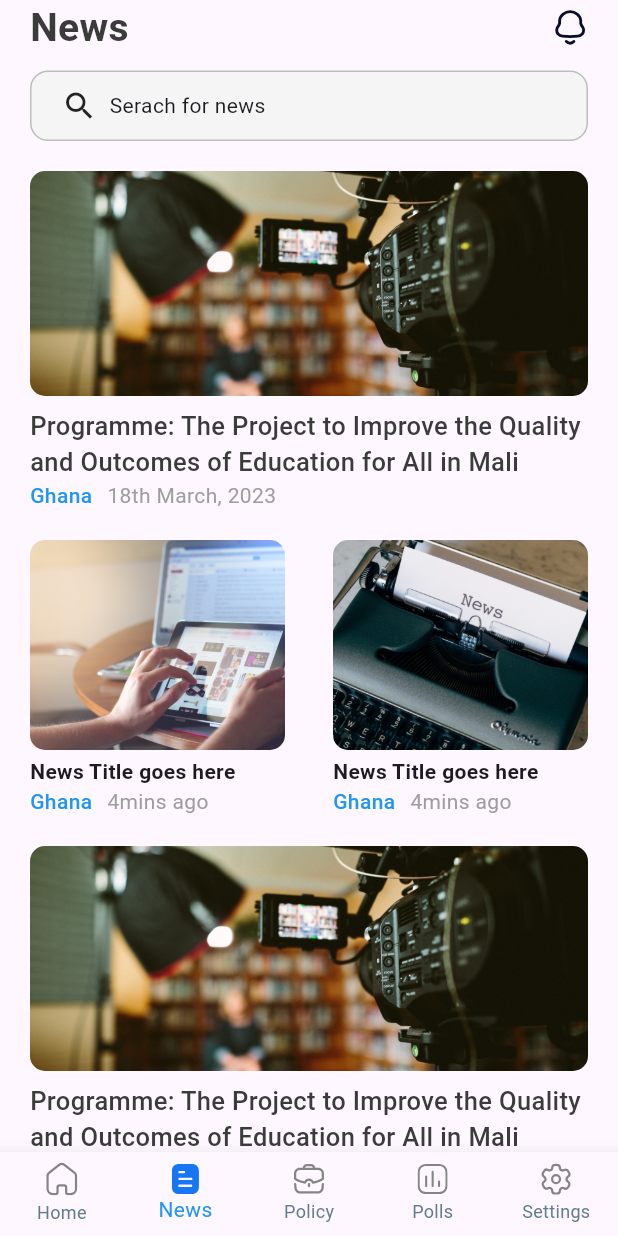
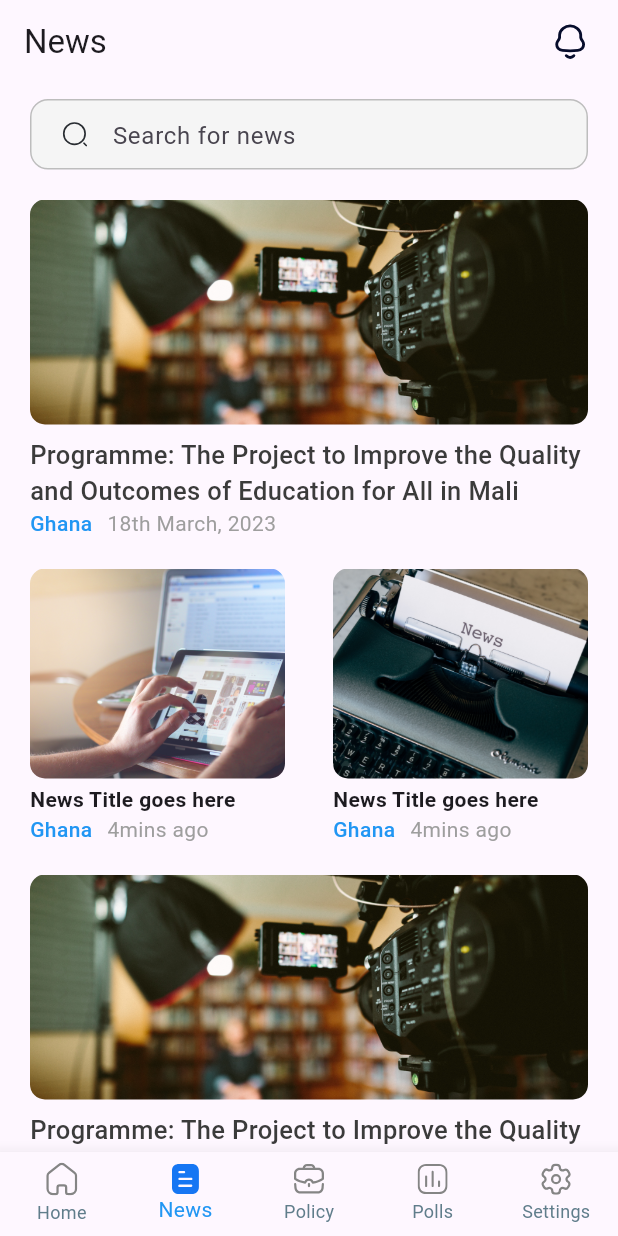
Before and after one commit to HumbleGh/shortchanged, a Flutter app: the screen it shows after launch, item 2 of the bottom bar chosen, on a phone screen of 412 x 824 dp. Run offline on Flutter 3.47's test engine with Material 2 defaults, Android fonts, the phone set to English and light mode, and no system bars; our stand-ins replace flutter_svg, gap, get, google_fonts.

Commit message:
minor changes

```diff
--- a/lib/pages/news_page.dart
+++ b/lib/pages/news_page.dart
@@ -1,9 +1,11 @@
 import 'package:flutter/material.dart';
+import 'package:flutter_svg/flutter_svg.dart';
 import 'package:gap/gap.dart';
+import 'package:shortchanged/pages/notification_page.dart';
 import 'package:shortchanged/screens/news_screen.dart';
+import 'package:shortchanged/utils/app_layout.dart';
 import 'package:shortchanged/widgets/large_news_card.dart';
 import 'package:shortchanged/widgets/small_news_card.dart';
-import 'package:shortchanged/widgets/title_notification.dart';
 
 class NewsPage extends StatefulWidget {
   const NewsPage({super.key});
@@ -16,13 +18,33 @@ class _NewsPageState extends State<NewsPage> {
   @override
   Widget build(BuildContext context) {
     return Scaffold(
+      appBar: AppBar(title: const Text('News'), centerTitle: false, actions: [
+        GestureDetector(
+          onTap: () {
+            Navigator.push(
+              context,
+              MaterialPageRoute(
+                builder: ((context) => const NotificationPage()),
+              ),
+            );
+          },
+          child: Container(
+            height: 24,
+            width: 24,
+            margin: EdgeInsets.only(right: AppLayout.getHeight(20)),
+            child: SvgPicture.asset(
+              'assets/icons/Notification.svg',
+              height: 18,
+            ),
+          ),
+        )
+      ]),
       body: ListView(
         children: [
           Column(
             children: [
               Container(
                 padding: const EdgeInsets.symmetric(horizontal: 20),
-                child: const TitleNotification(title: 'News'),
               ),
               Container(
                 height: 47,
@@ -35,11 +57,17 @@ class _NewsPageState extends State<NewsPage> {
                     color: Colors.grey.shade100,
                     borderRadius: BorderRadius.circular(12),
                     border: Border.all(width: 1, color: Colors.grey.shade400)),
-                child: const Row(children: [
-                  Icon(Icons.search),
-                  Gap(8),
-                  Text('Serach for news')
-                ]),
+                child: TextField(
+                    cursorColor: const Color(0x3C3D4000),
+                    decoration: InputDecoration(
+                      icon: SvgPicture.asset(
+                        'assets/icons/search-normal.svg',
+                        height: AppLayout.getHeight(18),
+                        width: AppLayout.getHeight(18),
+                      ),
+                      border: InputBorder.none,
+                      hintText: 'Search for news',
+                    )),
               ),
               GestureDetector(
                   onTap: () {
@@ -49,7 +77,7 @@ class _NewsPageState extends State<NewsPage> {
                             builder: (context) => const NewsScreen()));
                   },
                   child: const LargeNewsCard()),
-              const Gap(20),
+              Gap(AppLayout.getHeight(20)),
               Container(
                 width: double.infinity,
                 padding: const EdgeInsets.symmetric(horizontal: 20),
```
Also changed, not shown: assets/icons/search-normal.svg (added).
